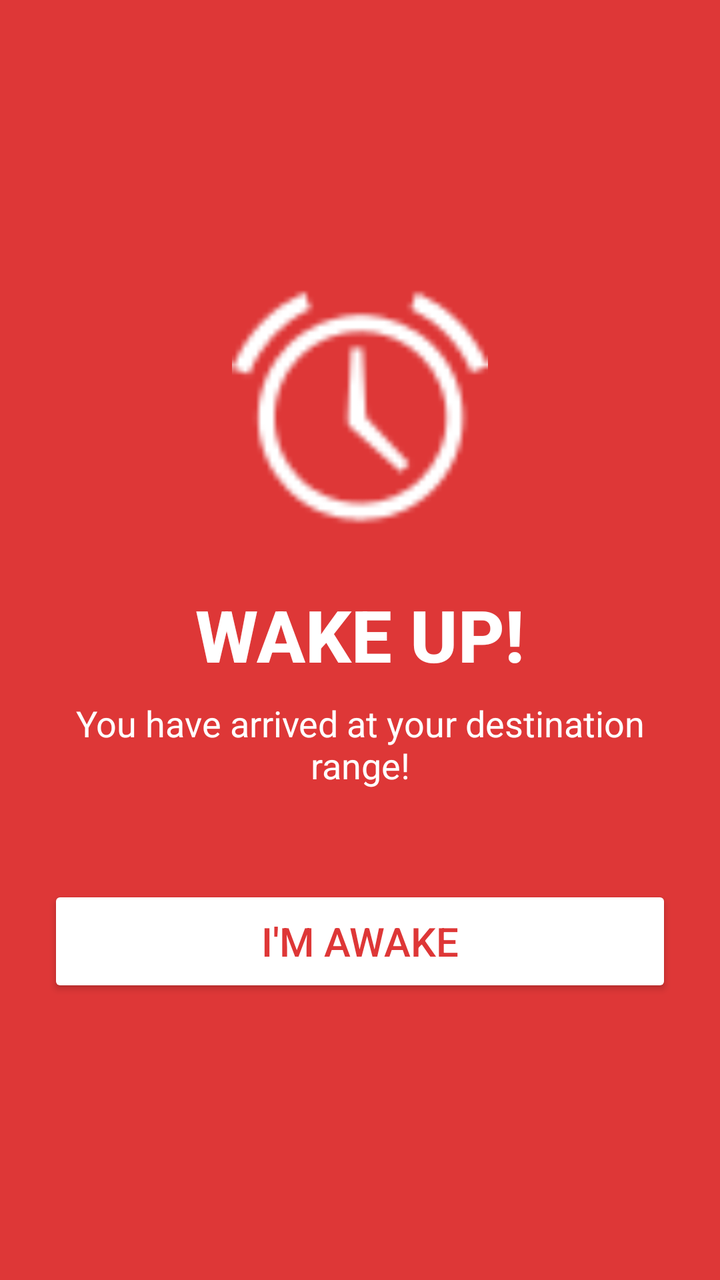
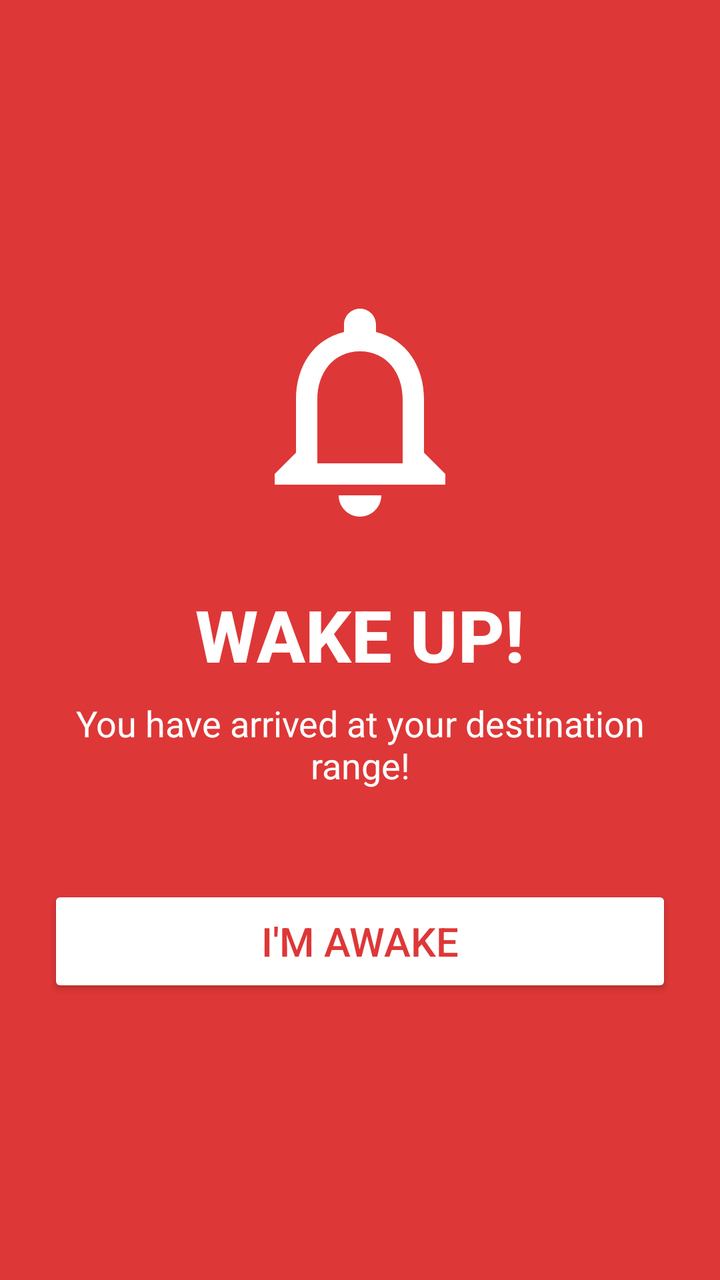

The first picture is an Android layout as it rendered before a commit; the second is the same layout after the commit. The layout source and the unified diff follow.
<!-- AndroidManifest.xml: application theme Theme.NapSafe -->
<!-- res/layout/activity_alarm.xml -->
<?xml version="1.0" encoding="utf-8"?>
<LinearLayout xmlns:android="http://schemas.android.com/apk/res/android"
    xmlns:app="http://schemas.android.com/apk/res-auto"
    android:layout_width="match_parent"
    android:layout_height="match_parent"
    android:orientation="vertical"
    android:gravity="center"
    android:background="@color/red"
    android:padding="24dp">

    
    <ImageView
        android:id="@+id/ivAlarmIcon"
        android:layout_width="128dp"
        android:layout_height="128dp"
        android:src="@android:drawable/ic_lock_idle_alarm"
        android:contentDescription="Alarm Icon"
        android:layout_marginBottom="24dp"
        app:tint="@android:color/white" />

    
    <TextView
        android:id="@+id/tvAlarmTitle"
        android:layout_width="wrap_content"
        android:layout_height="wrap_content"
        android:text="WAKE UP!"
        android:textSize="36sp"
        android:textStyle="bold"
        android:fontFamily="sans-serif-medium"
        android:textColor="@android:color/white"
        android:layout_marginBottom="8dp" />

    <TextView
        android:id="@+id/tvAlarmSubtitle"
        android:layout_width="wrap_content"
        android:layout_height="wrap_content"
        android:text="You have arrived at your destination range!"
        android:textSize="18sp"
        android:fontFamily="sans-serif"
        android:textColor="@android:color/white"
        android:gravity="center"
        android:layout_marginBottom="48dp" />

    
    <Button
        android:id="@+id/btnStopAlarm"
        android:layout_width="match_parent"
        android:layout_height="56dp"
        android:text="I'M AWAKE"
        android:textColor="@color/red"
        android:backgroundTint="@android:color/white"
        android:textSize="20sp"
        android:fontFamily="sans-serif-medium"
        app:cornerRadius="16dp" />

</LinearLayout>
<!-- resources referenced by this layout -->
<resources>
  <color name="red">#FFDE3737</color>
  <style name="Theme.NapSafe" parent="Theme.Material3.DayNight.NoActionBar">
          
          <item name="colorPrimary">@color/purple_500</item>
          <item name="colorPrimaryVariant">@color/purple_700</item>
          <item name="colorOnPrimary">@color/white</item>
          
          <item name="colorSecondary">@color/teal_200</item>
          <item name="colorSecondaryVariant">@color/teal_700</item>
          <item name="colorOnSecondary">@color/black</item>
          
          <item name="android:statusBarColor">?attr/colorPrimaryVariant</item>
      </style>
  <color name="purple_500">#FF6200EE</color>
  <color name="purple_700">#FF3700B3</color>
  <color name="white">#FFFFFFFF</color>
  <color name="teal_200">#FF03DAC5</color>
  <color name="teal_700">#FF018786</color>
  <color name="black">#FF000000</color>
</resources>

<!-- the commit's change to res/layout/activity_alarm.xml (unified diff, before → after) -->
@@ -13,7 +13,7 @@
         android:id="@+id/ivAlarmIcon"
         android:layout_width="128dp"
         android:layout_height="128dp"
-        android:src="@android:drawable/ic_lock_idle_alarm"
+        android:src="@drawable/ic_alarm_alert"
         android:contentDescription="Alarm Icon"
         android:layout_marginBottom="24dp"
         app:tint="@android:color/white" />
<!-- resource entries referenced after the edit -->
@@ -1,23 +1,30 @@
 <!-- resources referenced by this layout -->
 <resources>
   <color name="red">#FFDE3737</color>
+  <!-- drawable ic_alarm_alert (drawable) -->
+  <?xml version="1.0" encoding="utf-8"?>
+  <vector xmlns:android="http://schemas.android.com/apk/res/android"
+      android:width="128dp"
+      android:height="128dp"
+      android:viewportWidth="24"
+      android:viewportHeight="24">
+      
+      <path
+          android:fillColor="#FFFFFFFF"
+          android:pathData="M12,22c1.1,0 2,-0.9 2,-2h-4c0,1.1 0.9,2 2,2zm6,-6v-5c0,-3.07 -1.63,-5.64 -4.5,-6.32V4c0,-0.83 -0.67,-1.5 -1.5,-1.5s-1.5,0.67 -1.5,1.5v0.68C7.63,5.36 6,7.92 6,11v5l-2,2v1h16v-1l-2,-2zm-2,1H8v-6c0,-2.48 1.51,-4.5 4,-4.5s4,2.02 4,4.5v6z" />
+  </vector>
   <style name="Theme.NapSafe" parent="Theme.Material3.DayNight.NoActionBar">
           
           <item name="colorPrimary">@color/purple_500</item>
-          <item name="colorPrimaryVariant">@color/purple_700</item>
           <item name="colorOnPrimary">@color/white</item>
+          <item name="colorSecondary">@color/teal_700</item>
+          <item name="colorOnSecondary">@color/white</item>
+  
           
-          <item name="colorSecondary">@color/teal_200</item>
-          <item name="colorSecondaryVariant">@color/teal_700</item>
-          <item name="colorOnSecondary">@color/black</item>
-          
-          <item name="android:statusBarColor">?attr/colorPrimaryVariant</item>
+          <item name="android:statusBarColor">?attr/colorPrimary</item>
       </style>
   <color name="purple_500">#FF6200EE</color>
-  <color name="purple_700">#FF3700B3</color>
   <color name="white">#FFFFFFFF</color>
-  <color name="teal_200">#FF03DAC5</color>
   <color name="teal_700">#FF018786</color>
-  <color name="black">#FF000000</color>
 </resources>
 
